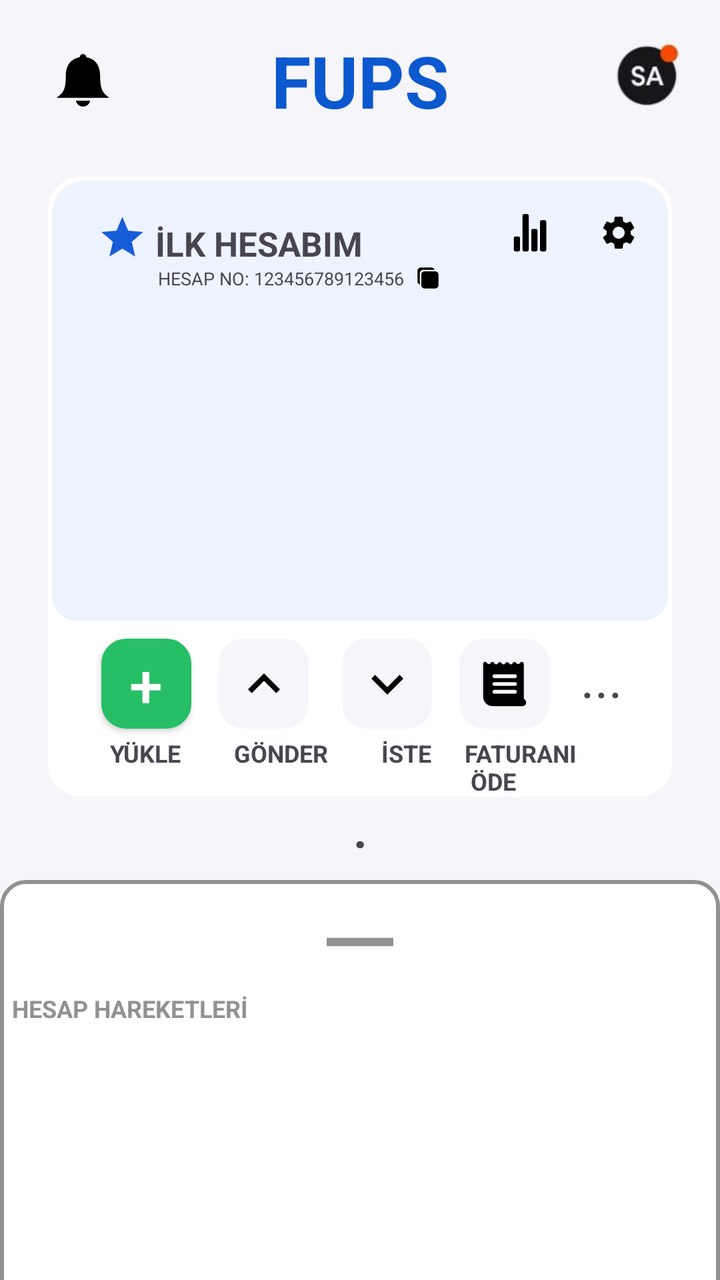
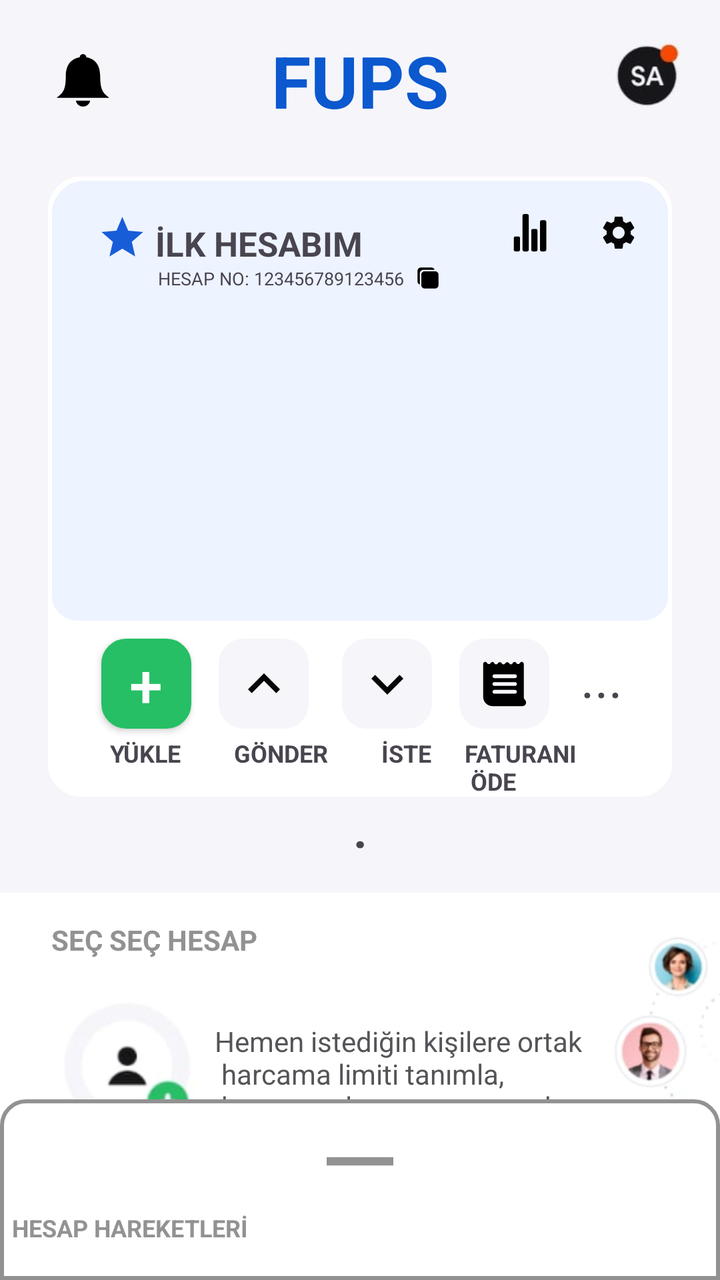

An Android layout rendered at two revisions. The XML below is the earlier revision; the diff shows what the commit changed to produce the second picture.
<!-- AndroidManifest.xml: application theme Theme.FupsUISample -->
<!-- res/layout/fragment_home.xml -->
<?xml version="1.0" encoding="utf-8"?>
<androidx.constraintlayout.widget.ConstraintLayout xmlns:android="http://schemas.android.com/apk/res/android"
    xmlns:tools="http://schemas.android.com/tools"
    android:layout_width="match_parent"
    android:layout_height="match_parent"
    xmlns:app="http://schemas.android.com/apk/res-auto"
    tools:context=".fragment.HomeFragment"
    android:background="@color/home_icon">


    <ImageView
        android:layout_width="35dp"
        android:layout_height="35dp"
        android:layout_marginTop="16dp"
        android:layout_marginStart="24dp"
        app:layout_constraintStart_toStartOf="parent"
        app:layout_constraintTop_toTopOf="parent"
        app:layout_constraintBottom_toBottomOf="@id/text_fups"
        android:src="@drawable/bell_icon"/>


    <TextView
        android:id="@+id/text_fups"
        android:layout_width="wrap_content"
        android:layout_height="wrap_content"
        android:text="@string/fups"
        android:textStyle="bold"
        android:textColor="@color/Fups"
        android:textSize="36sp"
        android:layout_marginTop="16dp"
        app:layout_constraintStart_toStartOf="parent"
        app:layout_constraintEnd_toEndOf="parent"
        app:layout_constraintTop_toTopOf="parent"/>

    <ImageView
        android:layout_width="43dp"
        android:layout_height="43dp"
        app:layout_constraintStart_toEndOf="@id/text_fups"
        app:layout_constraintEnd_toEndOf="parent"
        app:layout_constraintTop_toTopOf="parent"
        android:src="@drawable/fups_sa"
        android:layout_marginTop="16dp"
        android:layout_marginStart="64dp"/>

    <TextView
        android:layout_width="wrap_content"
        android:layout_height="wrap_content"
        app:layout_constraintStart_toStartOf="parent"
        app:layout_constraintEnd_toEndOf="parent"
        app:layout_constraintTop_toBottomOf="@id/constraint_one"

        android:text="@string/nokta"
        android:textStyle="bold"
        android:textSize="24sp"/>

    <androidx.constraintlayout.widget.ConstraintLayout
        android:id="@+id/constraint_one"
        android:layout_width="match_parent"
        android:layout_height="310dp"
        android:orientation="vertical"
        app:layout_constraintTop_toBottomOf="@id/text_fups"
        app:layout_constraintStart_toStartOf="parent"
        app:layout_constraintEnd_toEndOf="parent"
        android:layout_margin="24dp"
        android:background="@drawable/hesap"
        android:backgroundTint="@color/white">

        <androidx.constraintlayout.widget.ConstraintLayout
            app:layout_constraintStart_toStartOf="parent"
            app:layout_constraintEnd_toEndOf="parent"
            app:layout_constraintTop_toTopOf="parent"
            android:layout_width="match_parent"
            android:layout_height="220dp"
            android:background="@drawable/constraint_one"
            android:backgroundTint="@color/Constraint_one"
            android:layout_margin="2dp">

            <ImageView
                android:id="@+id/star_icon"
                android:layout_width="25dp"
                android:layout_height="25dp"
                app:layout_constraintStart_toStartOf="parent"
                app:layout_constraintEnd_toEndOf="parent"
                app:layout_constraintTop_toTopOf="parent"
                android:src="@drawable/sharp_star_24"
                app:layout_constraintHorizontal_bias="0.08"
                android:layout_marginTop="16dp"
                />

            <TextView
                android:id="@+id/text_hesap"
                android:layout_width="wrap_content"
                android:layout_height="wrap_content"
                app:layout_constraintStart_toStartOf="@id/star_icon"
                app:layout_constraintEnd_toEndOf="parent"
                app:layout_constraintTop_toTopOf="parent"
                android:text="@string/ilkkk_hesabim"
                android:textSize="17sp"
                android:layout_marginTop="20dp"
                android:layout_marginStart="8dp"
                app:layout_constraintHorizontal_bias=".12"
                android:textStyle="bold"/>
            
            <ImageView
                android:id="@+id/stats"
                android:layout_width="20dp"
                android:layout_height="20dp"
                app:layout_constraintStart_toStartOf="@id/text_hesap"
                app:layout_constraintEnd_toEndOf="parent"
                app:layout_constraintTop_toTopOf="parent"
                android:src="@drawable/stats_chart_icon"
                android:layout_marginTop="16dp"
                app:layout_constraintHorizontal_bias=".75"/>

            <ImageView
                android:layout_width="20dp"
                android:layout_height="20dp"
                app:layout_constraintStart_toStartOf="@id/stats"
                app:layout_constraintEnd_toEndOf="parent"
                app:layout_constraintTop_toTopOf="parent"
                android:src="@drawable/baseline_settings_24"
                android:layout_marginTop="16dp"
                app:layout_constraintHorizontal_bias=".75"/>

            <TextView
                android:id="@+id/hesap_no"
                android:layout_width="wrap_content"
                android:layout_height="wrap_content"
                android:textSize="9sp"
                app:layout_constraintStart_toStartOf="@id/text_hesap"
                app:layout_constraintTop_toBottomOf="@id/text_hesap"
                app:layout_constraintEnd_toEndOf="@id/text_hesap"
                android:layout_marginStart="22dp"
                android:text="@string/hesap_no_123456789123456"/>

            <ImageView
                android:layout_width="12dp"
                android:layout_height="12dp"
                app:layout_constraintStart_toEndOf="@id/hesap_no"
                app:layout_constraintEnd_toEndOf="parent"
                app:layout_constraintTop_toBottomOf="@id/text_hesap"
                android:src="@drawable/copy_icon"
                app:layout_constraintHorizontal_bias=".05"/>

            <TextView
                android:layout_width="wrap_content"
                android:layout_height="wrap_content"
                android:layout_marginStart="35dp"
                android:layout_marginBottom="16dp"
                android:text="@string/_0_00money"
                android:textStyle="bold"
                android:textSize="32sp"
                app:layout_constraintBottom_toBottomOf="parent"
                app:layout_constraintEnd_toStartOf="@id/hesap_no"
                app:layout_constraintHorizontal_bias="0.454"
                app:layout_constraintStart_toStartOf="@id/star_icon" />


        </androidx.constraintlayout.widget.ConstraintLayout>

        <androidx.appcompat.widget.AppCompatButton
            android:id="@+id/btn_plus"
            android:layout_width="45dp"
            android:layout_height="45dp"
            app:layout_constraintStart_toStartOf="parent"
            app:layout_constraintEnd_toEndOf="parent"
            app:layout_constraintBottom_toBottomOf="parent"
            android:background="@drawable/btn_plus"
            android:text="@string/plus"
            android:textSize="30sp"
            android:textColor="@color/white"
            app:layout_constraintHorizontal_bias=".1"
            android:layout_marginBottom="34dp"/>

        <TextView
            android:id="@+id/text_yukle"
            android:layout_width="wrap_content"
            android:layout_height="wrap_content"
            app:layout_constraintStart_toStartOf="parent"
            app:layout_constraintEnd_toEndOf="@id/btn_plus"
            app:layout_constraintTop_toBottomOf="@id/btn_plus"
            android:text="@string/yükle"
            android:layout_marginTop="4dp"
            android:textSize="12sp"
            android:layout_marginStart="26dp"
            android:textStyle="bold"
            />

        <ImageButton
            android:id="@+id/btn_up"
            android:layout_width="45dp"
            android:layout_height="45dp"
            app:layout_constraintStart_toStartOf="parent"
            app:layout_constraintEnd_toEndOf="parent"
            app:layout_constraintBottom_toBottomOf="parent"
            android:background="@drawable/btn_gonder"
            android:src="@drawable/up_icon"
            android:textSize="30sp"
            android:textColor="@color/btn_up"
            app:layout_constraintHorizontal_bias=".32"
            android:layout_marginBottom="34dp"/>

        <TextView
            android:id="@+id/text_gonder"
            android:layout_width="wrap_content"
            android:layout_height="wrap_content"
            app:layout_constraintStart_toEndOf="@id/text_yukle"
            app:layout_constraintEnd_toEndOf="@id/btn_up"
            app:layout_constraintTop_toBottomOf="@id/btn_up"
            android:text="@string/g_nder"
            android:layout_marginTop="4dp"
            android:textSize="12sp"
            android:layout_marginStart="36dp"
            android:textStyle="bold"
            />

        <ImageButton
            android:id="@+id/btn_down"
            android:layout_width="45dp"
            android:layout_height="45dp"
            app:layout_constraintStart_toStartOf="parent"
            app:layout_constraintEnd_toEndOf="parent"
            app:layout_constraintBottom_toBottomOf="parent"
            android:background="@drawable/btn_gonder"
            android:src="@drawable/down_icon"
            android:textSize="50sp"
            android:textColor="@color/btn_up"
            app:layout_constraintHorizontal_bias=".55"
            android:layout_marginBottom="34dp"/>

        <TextView
            android:id="@+id/text_iste"
            android:layout_width="wrap_content"
            android:layout_height="wrap_content"
            app:layout_constraintStart_toEndOf="@id/text_gonder"
            app:layout_constraintEnd_toEndOf="@id/btn_down"
            app:layout_constraintTop_toBottomOf="@id/btn_down"
            android:text="@string/iste"
            android:textSize="12sp"
            android:layout_marginStart="26dp"
            android:layout_marginTop="4dp"
            android:textStyle="bold"
            />

        <ImageButton
            android:id="@+id/faturanı_ode"
            android:layout_width="45dp"
            android:layout_height="45dp"
            app:layout_constraintStart_toStartOf="parent"
            app:layout_constraintEnd_toEndOf="parent"
            app:layout_constraintBottom_toBottomOf="parent"
            android:background="@drawable/btn_gonder"
            android:text=""
            android:textSize="50sp"
            android:textColor="@color/btn_up"
            app:layout_constraintHorizontal_bias=".77"
            android:layout_marginBottom="34dp"
            android:src="@drawable/bill_icon"/>

        <TextView
            android:layout_width="wrap_content"
            android:layout_height="29dp"
            app:layout_constraintStart_toEndOf="@id/text_iste"
            app:layout_constraintEnd_toEndOf="@id/faturanı_ode"
            app:layout_constraintTop_toBottomOf="@id/faturanı_ode"
            android:text="@string/faturani_nöde"
            android:textSize="12sp"
            android:layout_marginStart="30dp"
            android:layout_marginTop="4dp"
            android:textStyle="bold"
            />

        <TextView
            android:layout_width="wrap_content"
            android:layout_height="wrap_content"
            app:layout_constraintStart_toStartOf="@id/faturanı_ode"
            app:layout_constraintEnd_toEndOf="parent"
            android:text="@string/nokta2"
            android:textSize="26sp"
            android:layout_marginStart="36dp"
            android:layout_marginBottom="8dp"
            app:layout_constraintBottom_toBottomOf="@id/faturanı_ode"/>



    </androidx.constraintlayout.widget.ConstraintLayout>

    <androidx.constraintlayout.widget.ConstraintLayout
        android:layout_width="match_parent"
        android:layout_height="200dp"
        app:layout_constraintStart_toStartOf="parent"
        app:layout_constraintEnd_toEndOf="parent"
        app:layout_constraintTop_toBottomOf="@id/constraint_one"
        android:layout_marginTop="48dp"
        android:background="@color/white">

        <TextView
            android:id="@+id/secsechesap"
            android:layout_width="wrap_content"
            android:layout_height="wrap_content"
            app:layout_constraintStart_toStartOf="parent"
            app:layout_constraintEnd_toEndOf="parent"
            app:layout_constraintTop_toTopOf="parent"
            android:text="@string/sec_sec_hesap"
            android:textStyle="bold"
            android:layout_marginTop="14dp"
            app:layout_constraintHorizontal_bias=".1"
            android:textColor="@color/secsechesap"
            />

        <ImageView
            android:id="@+id/ekleme"
            android:layout_width="70dp"
            android:layout_height="70dp"
            app:layout_constraintStart_toStartOf="parent"
            app:layout_constraintTop_toBottomOf="@id/secsechesap"
            app:layout_constraintEnd_toEndOf="@id/secsechesap"
            android:src="@drawable/secsec"
            android:layout_marginTop="16dp"
            />
        <TextView
            android:id="@+id/text_yazı"
            android:layout_width="200dp"
            android:layout_height="100dp"
            android:text="@string/hemen_istedi_in_ki_ilere_ortak_n_harcama_limiti_tan_mla_n_harcamazlarsa_paran_sende_n_kals_n"
            app:layout_constraintStart_toEndOf="@id/ekleme"
            app:layout_constraintTop_toBottomOf="@id/secsechesap"
            app:layout_constraintBottom_toBottomOf="parent"
            android:layout_marginBottom="24sp"
            android:layout_marginStart="8dp"
            android:textColor="@color/paralimityazısı"/>

        <ImageView
            android:layout_width="90dp"
            android:layout_height="140dp"
            app:layout_constraintStart_toEndOf="@id/text_yazı"
            app:layout_constraintTop_toTopOf="parent"
            app:layout_constraintEnd_toEndOf="parent"
            android:layout_marginStart="12dp"
            android:src="@drawable/yuzler"/>




</androidx.constraintlayout.widget.ConstraintLayout>

    <androidx.coordinatorlayout.widget.CoordinatorLayout xmlns:android="http://schemas.android.com/apk/res/android"
        android:layout_width="match_parent"
        android:layout_height="match_parent"
        xmlns:app="http://schemas.android.com/apk/res-auto">

        <FrameLayout
            android:id="@+id/bottomSheet"
            android:layout_width="match_parent"
            android:layout_height="800dp"
            app:layout_behavior="com.google.android.material.bottomsheet.BottomSheetBehavior"
            app:behavior_peekHeight="200dp"
            android:background="@drawable/bottom_sheet_shape">

            <LinearLayout
                android:layout_width="match_parent"
                android:layout_height="match_parent"
                android:orientation="vertical"
                android:padding="6dp">

                <ImageView
                    android:id="@+id/horizontal_rule"
                    android:layout_width="50dp"
                    android:layout_height="50dp"
                    android:layout_gravity="top|center"
                    android:src="@drawable/horizontal_rule"/>

                <TextView
                    android:id="@+id/hesap_hareketleri"
                    android:layout_width="wrap_content"
                    android:layout_height="wrap_content"
                    android:text="HESAP HAREKETLERİ"
                    android:textColor="@color/secsechesap"
                    android:textStyle="bold"
                    android:textSize="12sp"
                    />

                <androidx.recyclerview.widget.RecyclerView
                    android:id="@+id/bottom_sheet_rcv"
                    android:layout_width="match_parent"
                    android:layout_height="match_parent"
                    android:layout_marginTop="12dp"/>

            </LinearLayout>


        </FrameLayout>


    </androidx.coordinatorlayout.widget.CoordinatorLayout>





</androidx.constraintlayout.widget.ConstraintLayout>
<!-- resources referenced by this layout -->
<resources>
  <color name="Constraint_one">#EDF3FF</color>
  <color name="Fups">#0B58CF</color>
  <color name="btn_up">#28272C</color>
  <color name="home_icon">#F6F5FA</color>
  <color name="secsechesap">#929292</color>
  <color name="white">#FFFFFFFF</color>
  <!-- drawable bottom_sheet_shape (drawable) -->
  <?xml version="1.0" encoding="utf-8"?>
  <shape xmlns:android="http://schemas.android.com/apk/res/android">
  
      <stroke android:width="2dp" android:color="@color/secsechesap"/>
  
      <corners android:topLeftRadius="12dp" android:topRightRadius="12dp" />
  
      <solid android:color="@color/white"/>
  
  </shape>
  <!-- drawable btn_gonder (drawable) -->
  <?xml version="1.0" encoding="utf-8"?>
  <shape xmlns:android="http://schemas.android.com/apk/res/android">
  
      <stroke android:width="1dp" android:color="@color/home_icon"/>
  
      <corners android:radius="12dp" />
  
      <solid android:color="@color/home_icon"/>
  
  </shape>
  <!-- drawable btn_plus (drawable) -->
  <?xml version="1.0" encoding="utf-8"?>
  <shape xmlns:android="http://schemas.android.com/apk/res/android">
  
      <stroke android:width="1dp" android:color="@color/btn_plus"/>
  
      <corners android:radius="12dp" />
  
      <solid android:color="@color/btn_plus"/>
  
  </shape>
  <!-- drawable constraint_one (drawable) -->
  <?xml version="1.0" encoding="utf-8"?>
  <shape xmlns:android="http://schemas.android.com/apk/res/android">
  
      <stroke android:width="1dp" android:color="@color/Constraint_one"/>
  
      <corners android:topLeftRadius="16dp"
          android:topRightRadius="16dp"
          android:bottomLeftRadius="12dp"
          android:bottomRightRadius="12dp" />
  
  </shape>
  <!-- drawable down_icon (drawable) -->
  <vector xmlns:android="http://schemas.android.com/apk/res/android" android:height="32dp" android:tint="#050505" android:viewportHeight="24" android:viewportWidth="24" android:width="32dp">
        
      <path android:fillColor="@android:color/white" android:pathData="M16.59,8.59L12,13.17 7.41,8.59 6,10l6,6 6,-6z"/>
      
  </vector>
  <!-- drawable hesap (drawable) -->
  <?xml version="1.0" encoding="utf-8"?>
  <shape xmlns:android="http://schemas.android.com/apk/res/android">
  
      <stroke android:width="1dp" android:color="@color/white"/>
  
      <corners android:radius="16dp" />
  
  
  
  
  </shape>
  <!-- drawable horizontal_rule (drawable) -->
  <vector xmlns:android="http://schemas.android.com/apk/res/android" android:height="24dp" android:tint="#929292" android:viewportHeight="24" android:viewportWidth="24" android:width="24dp">
        
      <path android:fillColor="@android:color/white" android:fillType="evenOdd" android:pathData="M4,11h16v2h-16z"/>
      
  </vector>
  <!-- drawable up_icon (drawable) -->
  <vector xmlns:android="http://schemas.android.com/apk/res/android" android:height="32dp" android:tint="#050505" android:viewportHeight="24" android:viewportWidth="24" android:width="32dp">
        
      <path android:fillColor="@android:color/white" android:pathData="M12,8l-6,6 1.41,1.41L12,10.83l4.59,4.58L18,14z"/>
      
  </vector>
  <string name="_0_00money">₺0,00</string>
  <string name="fups">FUPS</string>
  <string name="g_nder">GÖNDER</string>
  <string name="hemen_istedi_in_ki_ilere_ortak_n_harcama_limiti_tan_mla_n_harcamazlarsa_paran_sende_n_kals_n">Hemen istediğin kişilere ortak\n harcama limiti tanımla,\n harcamazlarsa paran sende,\n kalsın!</string>
  <string name="hesap_no_123456789123456">HESAP NO: 123456789123456</string>
  <string name="ilkkk_hesabim">İLK HESABIM</string>
  <string name="iste">İSTE</string>
  <string name="nokta">.</string>
  <string name="nokta2">...</string>
  <string name="plus">+</string>
  <string name="sec_sec_hesap">SEÇ SEÇ HESAP</string>
  <style name="Theme.FupsUISample" parent="Base.Theme.FupsUISample" />
  <color name="btn_plus">#26BF65</color>
  <style name="Base.Theme.FupsUISample" parent="Theme.Material3.DayNight.NoActionBar">
          
          
      </style>
  <!-- unchanged entries left out for length: 9 -->
</resources>

<!-- the commit's change to res/layout/fragment_home.xml (unified diff, before → after) -->
@@ -287,7 +287,7 @@
 
     <androidx.constraintlayout.widget.ConstraintLayout
         android:layout_width="match_parent"
-        android:layout_height="200dp"
+        android:layout_height="220dp"
         app:layout_constraintStart_toStartOf="parent"
         app:layout_constraintEnd_toEndOf="parent"
         app:layout_constraintTop_toBottomOf="@id/constraint_one"
@@ -344,24 +344,18 @@
 
 </androidx.constraintlayout.widget.ConstraintLayout>
 
-    <androidx.coordinatorlayout.widget.CoordinatorLayout xmlns:android="http://schemas.android.com/apk/res/android"
+    <androidx.coordinatorlayout.widget.CoordinatorLayout
         android:layout_width="match_parent"
-        android:layout_height="match_parent"
-        xmlns:app="http://schemas.android.com/apk/res-auto">
-
-        <FrameLayout
-            android:id="@+id/bottomSheet"
-            android:layout_width="match_parent"
-            android:layout_height="800dp"
-            app:layout_behavior="com.google.android.material.bottomsheet.BottomSheetBehavior"
-            app:behavior_peekHeight="200dp"
-            android:background="@drawable/bottom_sheet_shape">
+        android:layout_height="match_parent">
 
             <LinearLayout
+                android:id="@+id/bottomSheet"
                 android:layout_width="match_parent"
-                android:layout_height="match_parent"
+                android:layout_height="wrap_content"
                 android:orientation="vertical"
-                android:padding="6dp">
+                app:layout_behavior="com.google.android.material.bottomsheet.BottomSheetBehavior"
+                android:padding="6dp"
+                android:background="@drawable/bottom_sheet_shape">
 
                 <ImageView
                     android:id="@+id/horizontal_rule"
@@ -388,14 +382,6 @@
 
             </LinearLayout>
 
-
-        </FrameLayout>
-
-
     </androidx.coordinatorlayout.widget.CoordinatorLayout>
 
-
-
-
-
 </androidx.constraintlayout.widget.ConstraintLayout>
